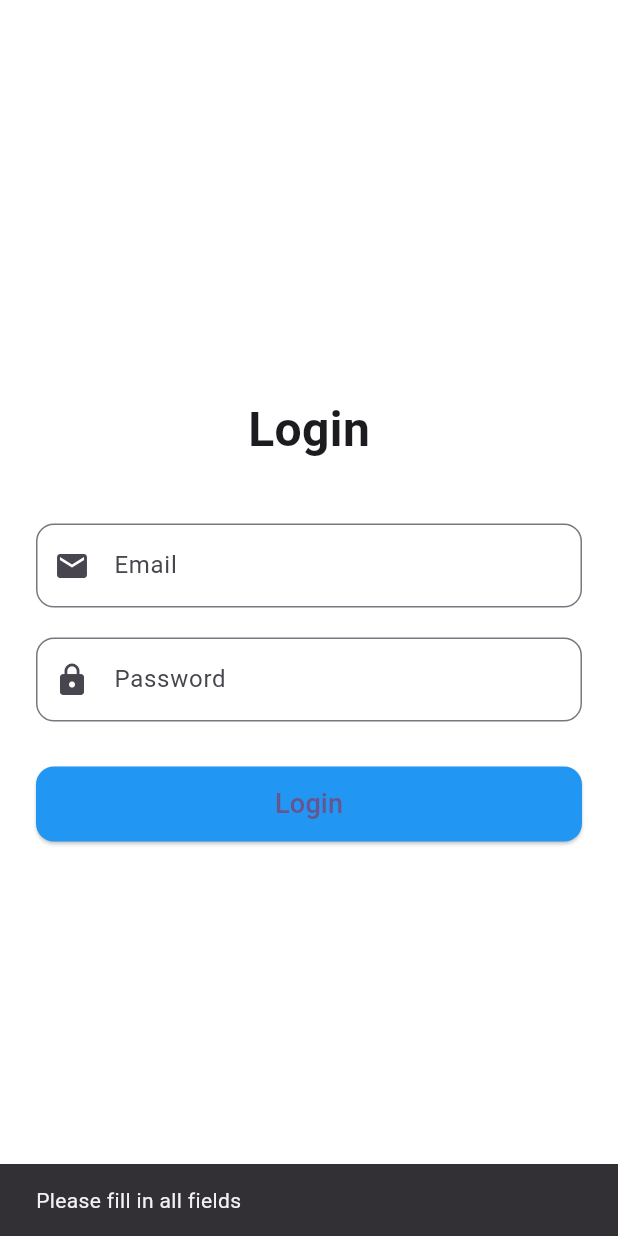
After one commit to HossamAhmedMohamed/State_Managements, a Flutter app: the screen it shows after launch, after a tap on "Login", on a phone screen of 412 x 824 dp. The commit adds this screen. Run offline on Flutter 3.47's test engine with Material 3 defaults, Android fonts, the phone set to English and light mode, and no system bars; our stand-ins replace dio, flutter_riverpod, get.

Commit message:
GetX Example

```diff
--- /dev/null
+++ b/lib/features/getx_example/data/data_source/remoter_data_source.dart
@@ -0,0 +1,21 @@
+// ignore_for_file: public_member_api_docs, sort_constructors_first
+import 'package:dio/dio.dart';
+
+class RemoterDataSource {
+  final Dio dio;
+  RemoterDataSource(this.dio) {
+    dio.options.baseUrl = 'https://food-api-omega.vercel.app/api/v1/';
+  }
+
+  Future<dynamic> login(String email, String password) async {
+    try {
+      final response = await dio.post('chef/signin', data: {
+        'email': email,
+        'password': password,
+      });
+      return response.data;
+    } on DioException catch (e) {
+      throw Exception(e.response?.data['message'] ?? 'Login failed');
+    }
+  }
+}
--- /dev/null
+++ b/lib/features/getx_example/data/repository/repo.dart
@@ -0,0 +1,15 @@
+import 'package:state_managements/features/riverpod_example/data/data_source/remoter_data_source.dart';
+
+class Repository {
+  final RemoterDataSource remoteDataSource;
+  Repository(this.remoteDataSource);
+
+  Future<dynamic> login(String email, String password) async {
+    try {
+      final response = await remoteDataSource.login(email, password);
+      return response;
+    } catch (e) {
+      throw Exception('Login failed: $e');
+    }
+  }
+}
--- /dev/null
+++ b/lib/features/getx_example/presentation/getx/getx_auth_notifier.dart
@@ -0,0 +1,46 @@
+import 'dart:developer';
+import 'package:flutter/material.dart';
+import 'package:get/get.dart';
+import 'package:state_managements/features/riverpod_example/data/repository/repo.dart';
+
+enum AuthStatus { initial, loading, success, error }
+
+class AuthState {
+  final AuthStatus status;
+  final String? token;
+  final String? error;
+
+  AuthState({required this.status, this.token, this.error});
+
+  factory AuthState.initial() => AuthState(status: AuthStatus.initial);
+  factory AuthState.loading() => AuthState(status: AuthStatus.loading);
+  factory AuthState.success() => AuthState(status: AuthStatus.success);
+  factory AuthState.error(String message) =>
+      AuthState(status: AuthStatus.error, error: message);
+}
+
+class GetXAuthController extends GetxController {
+  final Repository repository;
+
+  GetXAuthController(this.repository);
+
+  final emailController = TextEditingController();
+  final passwordController = TextEditingController();
+
+  final Rx<AuthState> _state = AuthState.initial().obs;
+  AuthState get state => _state.value;
+
+  Future<void> login(String email, String password) async {
+    _state.value = AuthState.loading();
+    log('loading...');
+
+    try {
+      await repository.login(email, password);
+      log('logiiiiiiiiin success...');
+      _state.value = AuthState.success();
+    } catch (e) {
+      log('logiiiiiiiin failed...');
+      _state.value = AuthState.error(e.toString());
+    }
+  }
+}
--- /dev/null
+++ b/lib/features/getx_example/presentation/screens/getx_login_screen.dart
@@ -0,0 +1,112 @@
+import 'package:flutter/material.dart';
+import 'package:get/get.dart';
+import 'package:state_managements/features/getx_example/presentation/getx/getx_auth_notifier.dart';
+
+class GetXLoginScreen extends StatelessWidget {
+  GetXLoginScreen({super.key});
+
+  final GetXAuthController controller = Get.find<GetXAuthController>();
+
+  @override
+  Widget build(BuildContext context) {
+    return Scaffold(
+      backgroundColor: Colors.white,
+      body: Obx(() {
+        final state = controller.state;
+
+        WidgetsBinding.instance.addPostFrameCallback((_) {
+          if (state.status == AuthStatus.success) {
+            ScaffoldMessenger.of(
+              context,
+            ).showSnackBar(const SnackBar(content: Text('Login successful')));
+          } else if (state.status == AuthStatus.error) {
+            ScaffoldMessenger.of(
+              context,
+            ).showSnackBar(SnackBar(content: Text(state.error ?? 'Error')));
+          }
+        });
+
+        return Padding(
+          padding: const EdgeInsets.all(24.0),
+          child: Center(
+            child:
+                state.status == AuthStatus.loading
+                    ? const CircularProgressIndicator(color: Colors.blue)
+                    : SingleChildScrollView(
+                      child: Column(
+                        mainAxisAlignment: MainAxisAlignment.center,
+                        children: [
+                          const Text(
+                            'Login',
+                            style: TextStyle(
+                              fontSize: 32,
+                              fontWeight: FontWeight.bold,
+                            ),
+                          ),
+                          const SizedBox(height: 40),
+                          TextField(
+                            controller: controller.emailController,
+                            decoration: InputDecoration(
+                              labelText: 'Email',
+                              prefixIcon: const Icon(Icons.email),
+                              border: OutlineInputBorder(
+                                borderRadius: BorderRadius.circular(12),
+                              ),
+                            ),
+                            keyboardType: TextInputType.emailAddress,
+                          ),
+                          const SizedBox(height: 20),
+                          TextField(
+                            controller: controller.passwordController,
+                            decoration: InputDecoration(
+                              labelText: 'Password',
+                              prefixIcon: const Icon(Icons.lock),
+                              border: OutlineInputBorder(
+                                borderRadius: BorderRadius.circular(12),
+                              ),
+                            ),
+                            obscureText: true,
+                          ),
+                          const SizedBox(height: 30),
+                          SizedBox(
+                            width: double.infinity,
+                            height: 50,
+                            child: ElevatedButton(
+                              onPressed: () async {
+                                final email = controller.emailController.text;
+                                final password =
+                                    controller.passwordController.text;
+
+                                if (email.isEmpty || password.isEmpty) {
+                                  ScaffoldMessenger.of(context).showSnackBar(
+                                    const SnackBar(
+                                      content: Text(
+                                        'Please fill in all fields',
+                                      ),
+                                    ),
+                                  );
+                                } else {
+                                  await controller.login(email, password);
+                                }
+                              },
+                              style: ElevatedButton.styleFrom(
+                                backgroundColor: Colors.blue,
+                                shape: RoundedRectangleBorder(
+                                  borderRadius: BorderRadius.circular(12),
+                                ),
+                              ),
+                              child: const Text(
+                                'Login',
+                                style: TextStyle(fontSize: 18),
+                              ),
+                            ),
+                          ),
+                        ],
+                      ),
+                    ),
+          ),
+        );
+      }),
+    );
+  }
+}
--- a/lib/main.dart
+++ b/lib/main.dart
@@ -1,9 +1,10 @@
 import 'config/flavors.dart';
 import 'main_provider.dart' as provider;
 import 'main_riverpod.dart' as riverpod;
+import 'main_getx.dart' as getx;
 
 void main() {
-  const currentFlavor = AppFlavor.provider;
+  const currentFlavor = AppFlavor.getx;
 
   switch (currentFlavor) {
     case AppFlavor.riverpod:
@@ -12,6 +13,9 @@ void main() {
     case AppFlavor.provider:
       provider.main();
       break;
+    case AppFlavor.getx:
+      getx.main();
+      break;
     default:
       throw Exception("Flavor not implemented");
   }
--- /dev/null
+++ b/lib/main_getx.dart
@@ -0,0 +1,32 @@
+import 'package:dio/dio.dart';
+import 'package:flutter/material.dart';
+import 'package:get/get.dart';
+import 'package:state_managements/features/getx_example/presentation/getx/getx_auth_notifier.dart';
+import 'package:state_managements/features/getx_example/presentation/screens/getx_login_screen.dart';
+import 'package:state_managements/features/riverpod_example/data/data_source/remoter_data_source.dart';
+import 'package:state_managements/features/riverpod_example/data/repository/repo.dart';
+
+void main() {
+  final repository = Repository(
+    RemoterDataSource(Dio()),
+  );
+  Get.put(GetXAuthController(repository));
+  runApp(const GetXApp());
+}
+
+
+class GetXApp extends StatelessWidget {
+  const GetXApp({super.key});
+
+  @override
+  Widget build(BuildContext context) {
+  return GetMaterialApp(
+      debugShowCheckedModeBanner: false,
+      title: 'State Management',
+      theme: ThemeData(
+        colorScheme: ColorScheme.fromSeed(seedColor: Colors.deepPurple),
+      ),
+      home: GetXLoginScreen(),
+    );
+  }
+}
```
